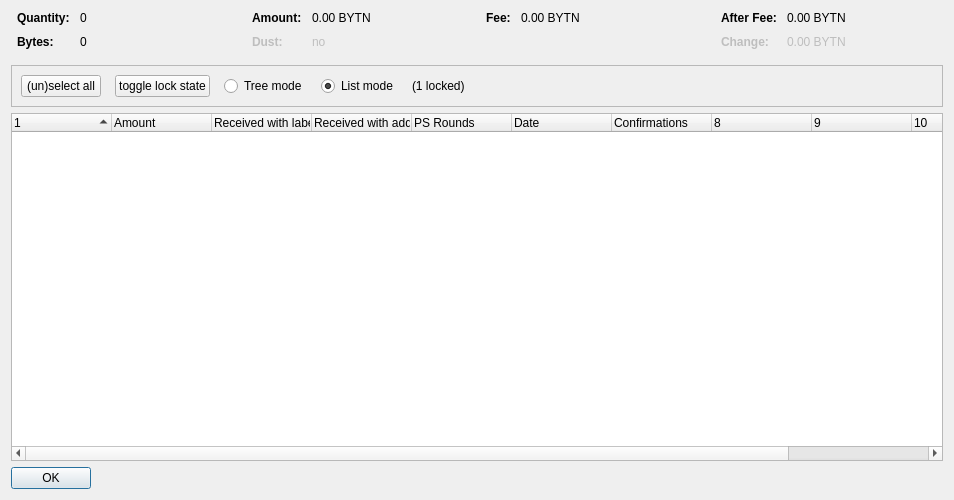
The window that src/qt/forms/coincontroldialog.ui (bytn-team/byt) describes before a commit, drawn with Qt 5.
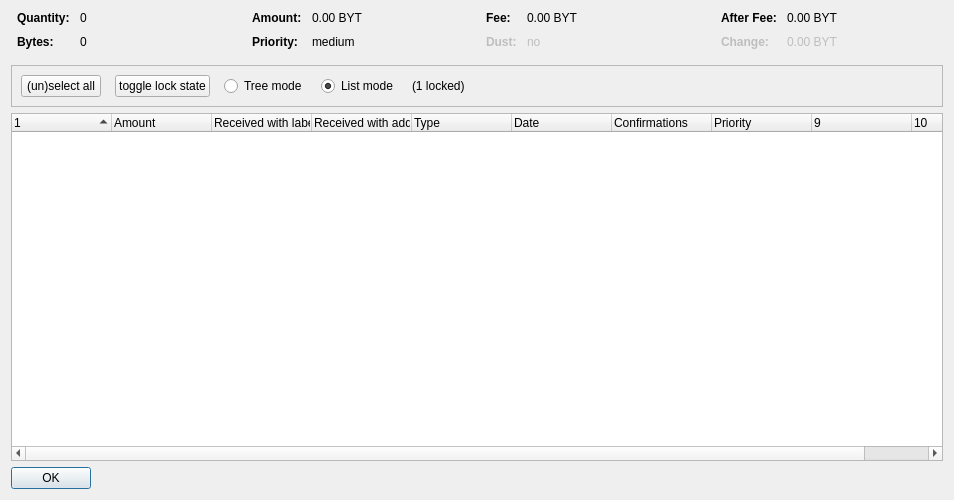
The same window after the commit. Custom widgets are drawn as their Qt base class.

Diff of the .ui file:
```diff
--- a/src/qt/forms/coincontroldialog.ui
+++ b/src/qt/forms/coincontroldialog.ui
@@ -132,7 +132,7 @@
           <enum>Qt::ActionsContextMenu</enum>
          </property>
          <property name="text">
-          <string notr="true">0.00 BYTN</string>
+          <string notr="true">0.00 BYT</string>
          </property>
          <property name="textInteractionFlags">
           <set>Qt::LinksAccessibleByMouse|Qt::TextSelectableByKeyboard|Qt::TextSelectableByMouse</set>
@@ -140,10 +140,7 @@
         </widget>
        </item>
        <item row="1" column="0">
-        <widget class="QLabel" name="labelCoinControlLowOutputText">
-         <property name="enabled">
-          <bool>false</bool>
-         </property>
+        <widget class="QLabel" name="labelCoinControlPriorityText">
          <property name="font">
           <font>
            <weight>75</weight>
@@ -151,15 +148,12 @@
           </font>
          </property>
          <property name="text">
-          <string>Dust:</string>
+          <string>Priority:</string>
          </property>
         </widget>
        </item>
        <item row="1" column="1">
-        <widget class="QLabel" name="labelCoinControlLowOutput">
-         <property name="enabled">
-          <bool>false</bool>
-         </property>
+        <widget class="QLabel" name="labelCoinControlPriority">
          <property name="cursor">
           <cursorShape>IBeamCursor</cursorShape>
          </property>
@@ -167,7 +161,7 @@
           <enum>Qt::ActionsContextMenu</enum>
          </property>
          <property name="text">
-          <string notr="true">no</string>
+          <string>medium</string>
          </property>
          <property name="textInteractionFlags">
           <set>Qt::LinksAccessibleByMouse|Qt::TextSelectableByKeyboard|Qt::TextSelectableByMouse</set>
@@ -212,7 +206,42 @@
           <enum>Qt::ActionsContextMenu</enum>
          </property>
          <property name="text">
-          <string notr="true">0.00 BYTN</string>
+          <string notr="true">0.00 BYT</string>
+         </property>
+         <property name="textInteractionFlags">
+          <set>Qt::LinksAccessibleByMouse|Qt::TextSelectableByKeyboard|Qt::TextSelectableByMouse</set>
+         </property>
+        </widget>
+       </item>
+       <item row="1" column="0">
+        <widget class="QLabel" name="labelCoinControlLowOutputText">
+         <property name="enabled">
+          <bool>false</bool>
+         </property>
+         <property name="font">
+          <font>
+           <weight>75</weight>
+           <bold>true</bold>
+          </font>
+         </property>
+         <property name="text">
+          <string>Dust:</string>
+         </property>
+        </widget>
+       </item>
+       <item row="1" column="1">
+        <widget class="QLabel" name="labelCoinControlLowOutput">
+         <property name="enabled">
+          <bool>false</bool>
+         </property>
+         <property name="cursor">
+          <cursorShape>IBeamCursor</cursorShape>
+         </property>
+         <property name="contextMenuPolicy">
+          <enum>Qt::ActionsContextMenu</enum>
+         </property>
+         <property name="text">
+          <string>no</string>
          </property>
          <property name="textInteractionFlags">
           <set>Qt::LinksAccessibleByMouse|Qt::TextSelectableByKeyboard|Qt::TextSelectableByMouse</set>
@@ -257,7 +286,7 @@
           <enum>Qt::ActionsContextMenu</enum>
          </property>
          <property name="text">
-          <string notr="true">0.00 BYTN</string>
+          <string notr="true">0.00 BYT</string>
          </property>
          <property name="textInteractionFlags">
           <set>Qt::LinksAccessibleByMouse|Qt::TextSelectableByKeyboard|Qt::TextSelectableByMouse</set>
@@ -292,7 +321,7 @@
           <enum>Qt::ActionsContextMenu</enum>
          </property>
          <property name="text">
-          <string notr="true">0.00 BYTN</string>
+          <string notr="true">0.00 BYT</string>
          </property>
          <property name="textInteractionFlags">
           <set>Qt::LinksAccessibleByMouse|Qt::TextSelectableByKeyboard|Qt::TextSelectableByMouse</set>
@@ -418,7 +447,7 @@
       <bool>false</bool>
      </property>
      <property name="columnCount">
-      <number>11</number>
+      <number>10</number>
      </property>
      <attribute name="headerShowSortIndicator" stdset="0">
       <bool>true</bool>
@@ -448,7 +477,7 @@
      </column>
      <column>
       <property name="text">
-       <string>PS Rounds</string>
+       <string>Type</string>
       </property>
      </column>
      <column>
@@ -466,12 +495,7 @@
      </column>
      <column>
       <property name="text">
-       <string/>
-      </property>
-     </column>
-     <column>
-      <property name="text">
-       <string/>
+       <string>Priority</string>
       </property>
      </column>
      <column>
```
